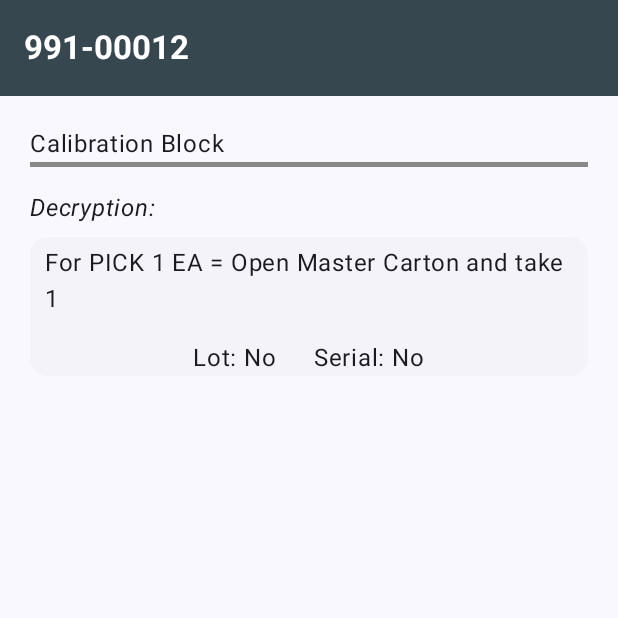
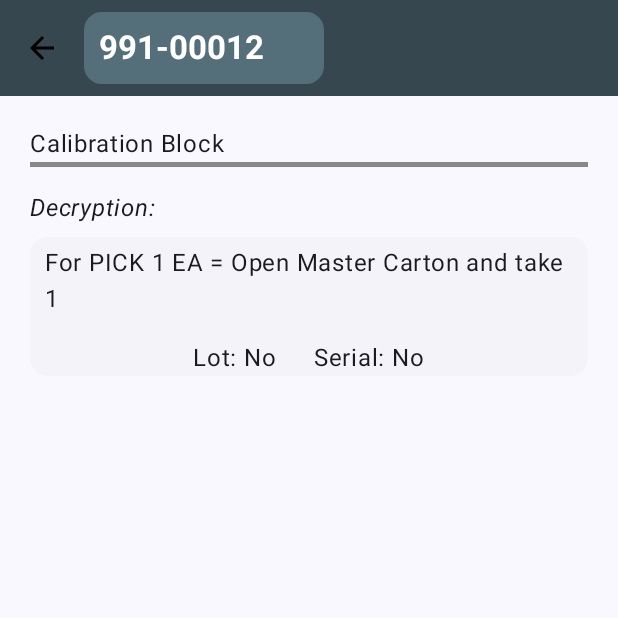
Before and after one commit to NorbertStr/OPT_Catalog, an Android app built with Jetpack Compose: the screen it shows after launch (MainActivity), after a tap on "991-00012", on a phone screen of 412 x 824 dp, the top half of it. Run offline under Robolectric (Android 15) with nearby library versions, the phone set to English and light mode, and no system bars; our stand-ins replace Dagger/Hilt's generated code, Firebase (no records; nobody signed in at launch, a user with empty details on screens opened directly), Room's generated code.

Commit message:
Implement clear and back button and EdgeToEdge
(cherry picked from commit 0a9a602d45c09a0ad09c7bcbdf12bf500e1e7b42)

```diff
--- a/app/src/main/java/com/optcatalog/MainActivity.kt
+++ b/app/src/main/java/com/optcatalog/MainActivity.kt
@@ -1,7 +1,10 @@
 package com.optcatalog
+
 import AppTheme
+import android.graphics.Color
 import android.os.Bundle
 import androidx.activity.ComponentActivity
+import androidx.activity.SystemBarStyle
 import androidx.activity.compose.setContent
 import androidx.activity.enableEdgeToEdge
 import androidx.compose.runtime.collectAsState
@@ -17,14 +20,14 @@ import dagger.hilt.android.AndroidEntryPoint
 @AndroidEntryPoint
 class MainActivity : ComponentActivity() {
     override fun onCreate(savedInstanceState: Bundle?) {
+        enableEdgeToEdge(statusBarStyle = SystemBarStyle.dark(Color.TRANSPARENT))
+
         super.onCreate(savedInstanceState)
-        enableEdgeToEdge()
         setContent {
             val viewModel = hiltViewModel<MainViewModel>()
 
             viewModel.loadProductsFromFirebase()
             AppTheme {
-
                 val navController = rememberNavController()
                 val viewModel = hiltViewModel<MainViewModel>()
                 lateinit var product : Product
@@ -44,7 +47,12 @@ class MainActivity : ComponentActivity() {
                     }
 
                     composable("ProductDetailScreen"){
-                        ProductDetailScreen(product = product)
+                        ProductDetailScreen(
+                            product = product,
+                            onBackProductList = { navController.navigate("ProductList"){
+                                popUpTo(0)
+                            } }
+                        )
 
                     }
                 }
--- a/app/src/main/java/com/optcatalog/ui/screens/product_details/ProductDetailScreen.kt
+++ b/app/src/main/java/com/optcatalog/ui/screens/product_details/ProductDetailScreen.kt
@@ -12,8 +12,14 @@ import androidx.compose.foundation.layout.fillMaxWidth
 import androidx.compose.foundation.layout.height
 import androidx.compose.foundation.layout.padding
 import androidx.compose.foundation.layout.width
+import androidx.compose.material.icons.Icons
+import androidx.compose.material.icons.filled.ArrowBack
+import androidx.compose.material3.Card
+import androidx.compose.material3.CardDefaults
 import androidx.compose.material3.ElevatedCard
 import androidx.compose.material3.ExperimentalMaterial3Api
+import androidx.compose.material3.Icon
+import androidx.compose.material3.IconButton
 import androidx.compose.material3.Scaffold
 import androidx.compose.material3.Surface
 import androidx.compose.material3.Text
@@ -24,6 +30,7 @@ import androidx.compose.ui.Modifier
 import androidx.compose.ui.graphics.Color
 import androidx.compose.ui.text.font.FontStyle
 import androidx.compose.ui.text.font.FontWeight
+import androidx.compose.ui.text.style.TextAlign
 import androidx.compose.ui.tooling.preview.Preview
 import androidx.compose.ui.unit.dp
 import com.optcatalog.data.model.Product
@@ -33,17 +40,33 @@ import com.optcatalog.data.model.Product
 @Composable
 fun ProductDetailScreen(
     modifier: Modifier = Modifier,
-    product: Product
+    product: Product,
+    onBackProductList: () -> Unit
 ) {
     Scaffold(
         topBar = {
             TopAppBar(
+                navigationIcon = {
+                    IconButton(onClick = onBackProductList) {
+                         Icon(
+                             imageVector = Icons.Default.ArrowBack,
+                             contentDescription = "back",
+                             tint = Color.Black
+                         )
+                    }
+                },
+
                 title = {
-                    Text(
-                        text = product.number,
-                        color = Color.White,
-                        fontWeight = FontWeight.Bold
-                    )
+                    Card(
+                        colors = CardDefaults.cardColors(Color(0xFF546E7A))
+                    ) {
+                        Text(
+                            modifier = Modifier.padding(top = 10.dp,bottom = 10.dp, start = 10.dp, end = 40.dp),
+                            text = product.number,
+                            color = Color.White,
+                            fontWeight = FontWeight.Bold,
+                        )
+                    }
                 },
                 colors = topAppBarColors(
                     containerColor = Color(0xFF37474F)
@@ -75,19 +98,19 @@ fun ProductDetailScreen(
                 ElevatedCard(
                     modifier = Modifier.fillMaxWidth()
                 ) {
-                    Column (modifier = Modifier.fillMaxWidth()){
+                    Column(modifier = Modifier.fillMaxWidth()) {
                         Text(
                             text = product.description,
-                            modifier = Modifier.padding(horizontal = 10.dp, vertical = 5.dp )
+                            modifier = Modifier.padding(horizontal = 10.dp, vertical = 5.dp)
                         )
                         Spacer(modifier = Modifier.height(10.dp))
                         Row(
                             modifier = Modifier.fillMaxWidth(),
                             horizontalArrangement = Arrangement.Center
-                        ){
-                            Text(text = "Lot: ${product.lot}" )
+                        ) {
+                            Text(text = "Lot: ${product.lot}")
                             Spacer(modifier = Modifier.width(20.dp))
-                            Text(text =" Serial: ${product.serial}")
+                            Text(text = " Serial: ${product.serial}")
                         }
                     }
                 }
@@ -97,7 +120,8 @@ fun ProductDetailScreen(
     }
 }
 
-@Preview(showBackground = true, showSystemUi = true,
+@Preview(
+    showBackground = true, showSystemUi = true,
     uiMode = Configuration.UI_MODE_NIGHT_NO or Configuration.UI_MODE_TYPE_NORMAL
 )
 @Composable
@@ -111,12 +135,13 @@ private fun ProductDetailsScreenPreview() {
         description = "Do not Open Master Container Take Box"
     )
     AppTheme {
-        ProductDetailScreen(product = product)
+        ProductDetailScreen(product = product, onBackProductList = {})
     }
 
 }
 
-@Preview(showBackground = true, showSystemUi = true,
+@Preview(
+    showBackground = true, showSystemUi = true,
     uiMode = Configuration.UI_MODE_NIGHT_YES or Configuration.UI_MODE_TYPE_NORMAL
 )
 @Composable
@@ -130,7 +155,7 @@ private fun ProductDetailsScreenPreviewDark() {
         description = "Do not Open Master Container Take Box"
     )
     AppTheme {
-        ProductDetailScreen(product = product)
+        ProductDetailScreen(product = product, onBackProductList = {})
     }
 
 }
--- a/app/src/main/java/com/optcatalog/ui/screens/product_list/ProductListScreen.kt
+++ b/app/src/main/java/com/optcatalog/ui/screens/product_list/ProductListScreen.kt
@@ -14,9 +14,11 @@ import androidx.compose.foundation.lazy.items
 import androidx.compose.foundation.shape.RoundedCornerShape
 import androidx.compose.foundation.text.KeyboardOptions
 import androidx.compose.material.icons.Icons
+import androidx.compose.material.icons.filled.Clear
 import androidx.compose.material.icons.filled.Search
 import androidx.compose.material3.ExperimentalMaterial3Api
 import androidx.compose.material3.Icon
+import androidx.compose.material3.IconButton
 import androidx.compose.material3.OutlinedTextField
 import androidx.compose.material3.Scaffold
 import androidx.compose.material3.Text
@@ -83,6 +85,11 @@ fun ProductListScreen(
                                     text = "Search", color = Color.LightGray
                                 )
                             }
+                        },
+                        trailingIcon = {
+                            IconButton(
+                                onClick = {query = ""}
+                            ) { Icon(Icons.Default.Clear, contentDescription = "Clear text") }
                         },
                         keyboardOptions = KeyboardOptions(
                             keyboardType = KeyboardType.Number,
--- a/app/src/main/java/com/optcatalog/ui/theme/Theme.kt
+++ b/app/src/main/java/com/optcatalog/ui/theme/Theme.kt
@@ -1,19 +1,15 @@
-import android.app.Activity
 import android.os.Build
 import androidx.compose.foundation.isSystemInDarkTheme
 import androidx.compose.material3.MaterialTheme
-import androidx.compose.material3.lightColorScheme
 import androidx.compose.material3.darkColorScheme
 import androidx.compose.material3.dynamicDarkColorScheme
 import androidx.compose.material3.dynamicLightColorScheme
+import androidx.compose.material3.lightColorScheme
 import androidx.compose.runtime.Composable
 import androidx.compose.runtime.Immutable
-import androidx.compose.runtime.SideEffect
 import androidx.compose.ui.graphics.Color
-import androidx.compose.ui.graphics.toArgb
 import androidx.compose.ui.platform.LocalContext
 import androidx.compose.ui.platform.LocalView
-import androidx.core.view.WindowCompat
 import com.optcatalog.ui.theme.Typography
 import com.optcatalog.ui.theme.backgroundDark
 import com.optcatalog.ui.theme.backgroundDarkHighContrast
@@ -485,11 +481,11 @@ fun AppTheme(
     }
     val view = LocalView.current
     if (!view.isInEditMode) {
-        SideEffect {
-            val window = (view.context as Activity).window
-            window.statusBarColor = colorScheme.primary.toArgb()
-            WindowCompat.getInsetsController(window, view).isAppearanceLightStatusBars = darkTheme
-        }
+//        SideEffect {
+//            val window = (view.context as Activity).window
+//            window.statusBarColor = colorScheme.primary.toArgb()
+//            WindowCompat.getInsetsController(window, view).isAppearanceLightStatusBars = darkTheme
+//        }
     }
 
     MaterialTheme(
```
